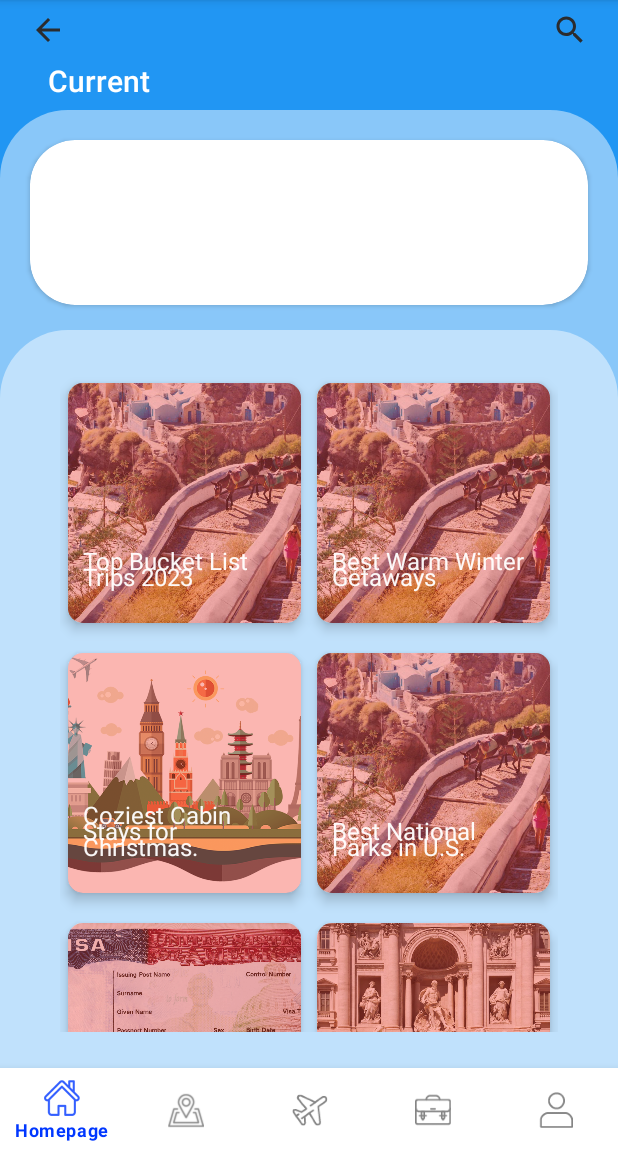
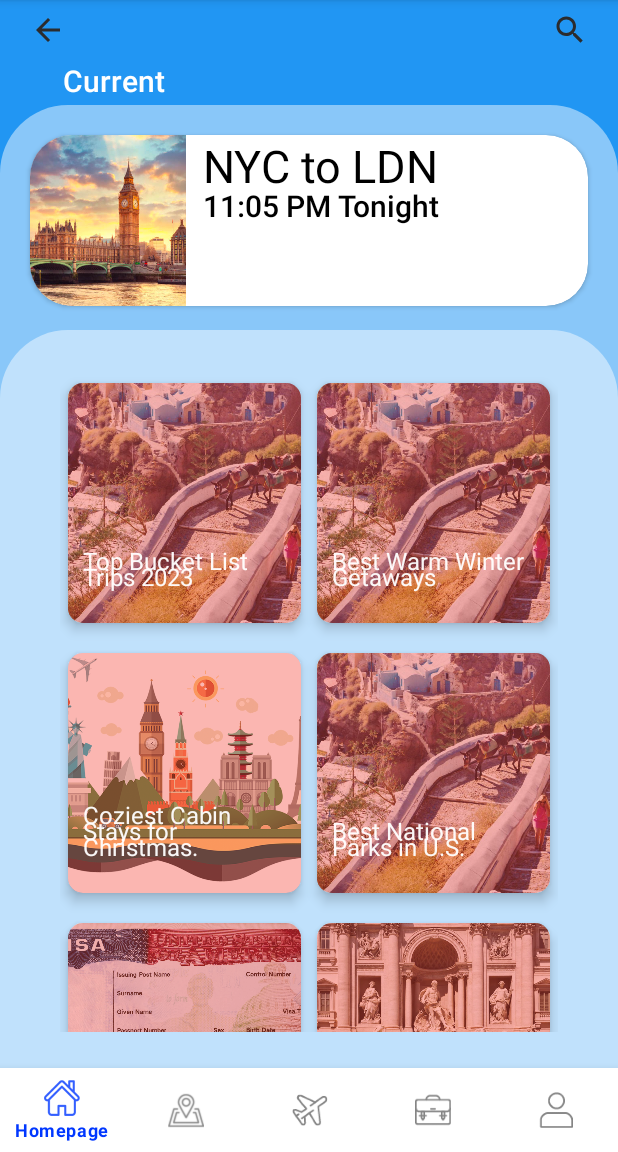
Before and after one commit to jiwagon/Tripper-App, an Android app: the screen it shows after launch (MainActivity), on a phone screen of 412 x 824 dp, the part 84-1236 px from its top. Run offline under Robolectric (Android 15) with nearby library versions, the phone set to English and light mode, and no system bars; our stand-ins replace navigation-ui.

Commit message:
Created homepage trakcer widget

```diff
--- a/app/src/main/res/layout/home_fragment.xml
+++ b/app/src/main/res/layout/home_fragment.xml
@@ -21,11 +21,11 @@
             android:layout_width="match_parent"
             android:layout_height="wrap_content"
             android:layout_marginEnd="25dp"
-            android:layout_marginStart="32dp"
+            android:layout_marginStart="42dp"
             android:text="@string/home_widget_title"
             android:textAppearance="@style/TextAppearance.AppCompat.Body2"
             android:textColor="#FFFFFF"
-            android:textSize="20dp"
+            android:textSize="20sp"
             app:layout_constraintTop_toBottomOf="@id/search_bar"
             />
 
@@ -41,7 +41,7 @@
                 android:layout_width="wrap_content"
                 android:layout_height="wrap_content"
                 android:layout_centerVertical="true"
-                android:paddingLeft="20dp"
+                android:paddingStart="20dp"
                 android:src="@drawable/home_backarrow"
                 app:tint="#2B2C2E" />
 
@@ -51,7 +51,7 @@
                 android:layout_height="wrap_content"
                 android:layout_alignParentRight="true"
                 android:layout_centerVertical="true"
-                android:paddingRight="20dp"
+                android:paddingEnd="20dp"
                 android:src="@drawable/home_search"
                 app:tint="#2B2C2E" />
 
@@ -61,7 +61,7 @@
             android:id="@+id/widget_tracker"
             android:layout_width="match_parent"
             android:layout_height="match_parent"
-            android:layout_marginTop="73dp"
+            android:layout_marginTop="70dp"
             android:background="@drawable/home_dashboard_back"
             app:layout_constraintBottom_toBottomOf="parent"
             app:layout_constraintStart_toStartOf="parent"
@@ -71,7 +71,7 @@
             <androidx.cardview.widget.CardView
                 android:id="@+id/tracker_widget_back"
                 android:layout_width="313dp"
-                android:layout_height="110dp"
+                android:layout_height="114dp"
                 android:layout_alignParentStart="true"
                 android:layout_alignParentEnd="true"
                 android:layout_marginStart="20dp"
@@ -79,8 +79,42 @@
                 android:layout_marginTop="20dp"
                 android:layout_marginEnd="20dp"
                 android:layout_marginRight="5dp"
-                app:cardCornerRadius="30dp"
-                app:cardElevation="2dp" />
+                app:cardCornerRadius="28dp"
+                app:cardElevation="2dp">
+
+                <ImageView
+                    android:id="@+id/imageView2"
+                    android:layout_width="wrap_content"
+                    android:layout_height="wrap_content"
+                    android:scaleType="fitStart"
+                    android:layout_marginStart="-60dp"
+                    android:src="@drawable/widget_london" />
+
+                <TextView
+                    android:id="@+id/widget_heading1"
+                    android:layout_width="match_parent"
+                    android:layout_height="wrap_content"
+                    android:layout_marginStart="115dp"
+                    android:text="@string/widget_heading1"
+                    android:textAppearance="@style/TextAppearance.AppCompat.Display1"
+                    android:textColor="#000000"
+                    android:textSize="30sp" />
+
+                <TextView
+                    android:id="@+id/widget_heading2"
+                    android:layout_width="258dp"
+                    android:layout_height="wrap_content"
+                    android:layout_marginStart="115dp"
+                    android:layout_marginTop="33dp"
+                    android:text="@string/widget_heading2"
+                    android:textAppearance="@style/TextAppearance.AppCompat.Body2"
+                    android:textColor="#000000"
+                    android:textSize="20sp">
+                </TextView>
+
+
+            </androidx.cardview.widget.CardView>
+
         </RelativeLayout>
 
             <RelativeLayout
@@ -106,8 +140,8 @@
                         android:layout_width="match_parent"
                         android:layout_height="wrap_content"
                         android:layout_marginTop="25dp"
-                        android:layout_marginBottom="80dp" />
-
+                        android:layout_marginBottom="80dp"
+                        />
                 </RelativeLayout>
             </RelativeLayout>
 </androidx.constraintlayout.widget.ConstraintLayout>
--- a/app/src/main/res/values/strings.xml
+++ b/app/src/main/res/values/strings.xml
@@ -10,6 +10,20 @@
 
     <!--Homepage-->
     <string name = "home_widget_title">Current</string>
+
+    <!--Homepage Top Widget-->
+    <string name = "widget_heading1">NYC to LDN</string>
+    <string name = "widget_heading2">11:05 PM Tonight</string>
+
+    <!--Homepage Recycler View Items-->
+    <string name="text1">Top Bucket List Trips 2023</string>
+    <string name="text2">Best Warm Winter Getaways</string>
+    <string name="text3">Coziest Cabin Stays for Christmas.</string>
+    <string name="text4">Best National Parks in U.S.</string>
+    <string name="text5">European\'s Favorite Skii Destinations</string>
+    <string name="text6">Top Bucket List Trips 2022</string>
+    <string name="text7">Beachfront Resorts to Go with Friends!</string>
+    <string name="text8">Most Iconic Cities Around The World</string>
 
     <!-- Login -->
     <string name="past_city_1">State College</string>
@@ -26,13 +40,5 @@
     <string name="visa_detail">Last visa updated at 11.23PM Dec 10!</string>
     <string name="i94_detail">Last i-94 form updated at 5.30PM Dec 9!</string>
 
-    <!--Homepage Recycler View-->
-    <string name="text1">Top Bucket List Trips 2023</string>
-    <string name="text2">Best Warm Winter Getaways</string>
-    <string name="text3">Coziest Cabin Stays for Christmas.</string>
-    <string name="text4">Best National Parks in U.S.</string>
-    <string name="text5">European\'s Favorite Skii Destinations</string>
-    <string name="text6">Top Bucket List Trips 2022</string>
-    <string name="text7">Beachfront Resorts to Go with Friends!</string>
-    <string name="text8">Most Iconic Cities Around The World</string>
+
 </resources>
```
Also changed, not shown: app/src/main/res/drawable/widget_london.png (added).
